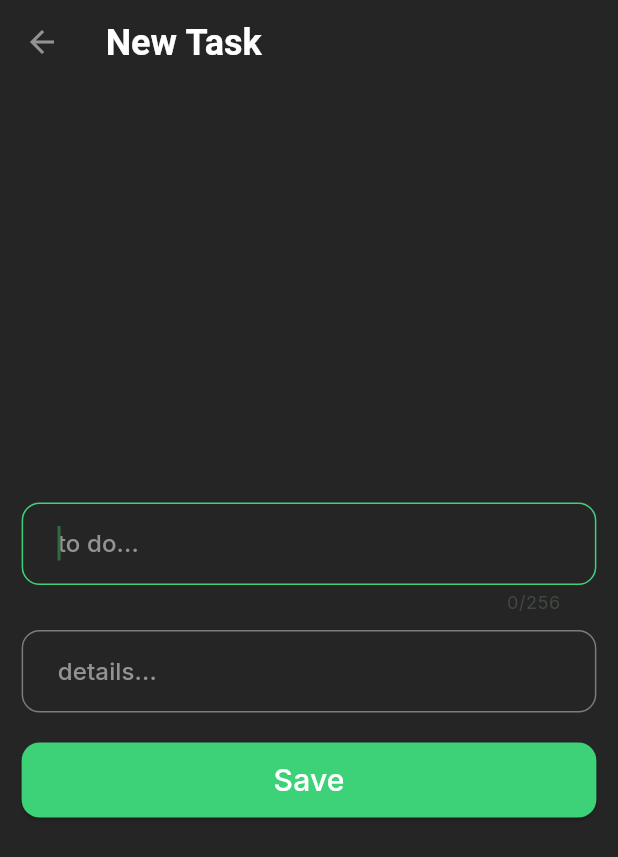
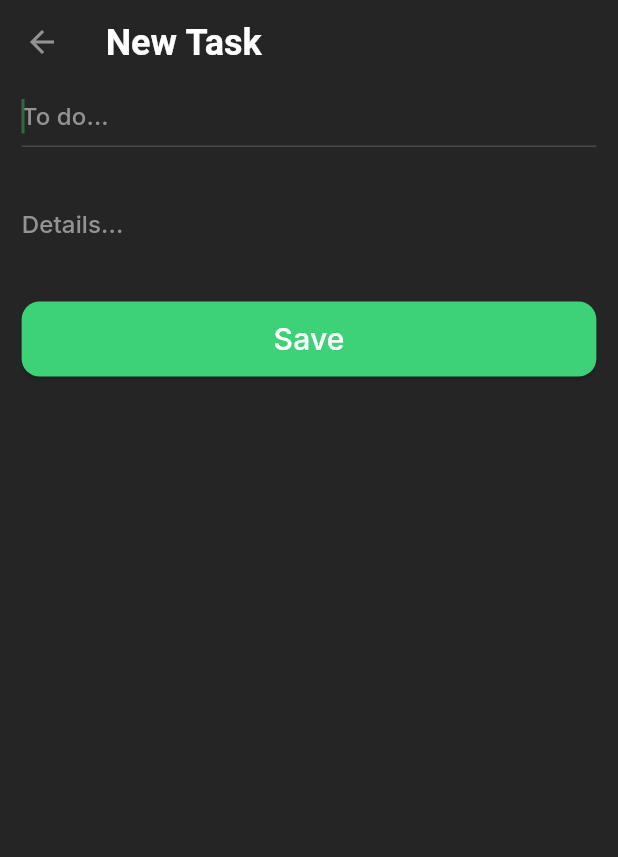
Before and after one commit to urban-potato/to-do-list-app-flutter, a Flutter app: the _CreateTaskScreenBody screen opened directly, on a phone screen of 412 x 824 dp. Shown: the top 857 px of the screen. Run offline on Flutter 3.47's test engine with Material 3 defaults, Android fonts, the phone set to English and light mode, and no system bars; our stand-ins replace auto_route, flutter_slidable, flutter_svg, get_it, google_fonts, hive_flutter and 2 more; accounts and stored records are empty; generated files the repository leaves out were written again; statements that could not run were skipped.

Commit message:
Change Design and Saving task functionality on Task screen and Create task screen

```diff
--- a/lib/features/create_task_screen/view/create_task_screen.dart
+++ b/lib/features/create_task_screen/view/create_task_screen.dart
@@ -44,17 +44,22 @@ class _CreateTaskScreenBody extends StatelessWidget {
         padding: EdgeInsets.symmetric(
           horizontal: AppMeasures.padding(context),
         ),
-        child: const Center(
-          child: SingleChildScrollView(
-            child: Column(
-              children: [
-                _TaskNameFieldWidget(),
-                SizedBox(height: 10),
-                _TaskDetailsFieldWidget(),
-                SizedBox(height: 20),
-                _SaveButtonWidget(),
-              ],
-            ),
+        child: SingleChildScrollView(
+          child: Column(
+            children: [
+              const SizedBox(height: 10),
+              const _TaskNameFieldWidget(),
+              const SizedBox(height: 8),
+              Divider(
+                height: 1,
+                thickness: 1,
+                color: AppColors.fourthDark,
+              ),
+              const SizedBox(height: 40),
+              const _TaskDetailsFieldWidget(),
+              const SizedBox(height: 40),
+              const _SaveButtonWidget(),
+            ],
           ),
         ),
       ),
@@ -69,8 +74,11 @@ class _TaskNameFieldWidget extends StatelessWidget {
   Widget build(BuildContext context) {
     return TextField(
       autofocus: true,
-      decoration: _getTextFieldDecoration(context).copyWith(
-          hintText: AppLocalizations.of(context)!.taskNamePlaceholder),
+      decoration: _TextFieldDecoration.decoration.copyWith(
+        hintText: AppLocalizations.of(context)!.taskNamePlaceholder,
+        hintStyle: Theme.of(context).textTheme.titleSmall,
+        counterText: '',
+      ),
       style: Theme.of(context).textTheme.bodyMedium?.copyWith(fontSize: 16),
       textCapitalization: TextCapitalization.sentences,
       keyboardAppearance: Brightness.dark,
@@ -94,8 +102,10 @@ class _TaskDetailsFieldWidget extends StatelessWidget {
   Widget build(BuildContext context) {
     return TextField(
       autofocus: true,
-      decoration: _getTextFieldDecoration(context).copyWith(
-          hintText: AppLocalizations.of(context)!.taskDetailsPlaceholder),
+      decoration: _TextFieldDecoration.decoration.copyWith(
+        hintText: AppLocalizations.of(context)!.taskDetailsPlaceholder,
+        hintStyle: Theme.of(context).textTheme.titleSmall,
+      ),
       style: Theme.of(context).textTheme.bodyMedium?.copyWith(fontSize: 16),
       textCapitalization: TextCapitalization.sentences,
       keyboardAppearance: Brightness.dark,
@@ -147,17 +157,13 @@ class _SaveButtonWidget extends StatelessWidget {
   }
 }
 
-InputDecoration _getTextFieldDecoration(BuildContext context) {
-  return InputDecoration(
-      enabledBorder: OutlineInputBorder(
-        borderRadius: BorderRadius.circular(12),
-        borderSide: BorderSide(color: AppColors.thirdDark),
-      ),
-      focusedBorder: OutlineInputBorder(
-        borderRadius: BorderRadius.circular(12),
-        borderSide: BorderSide(color: AppColors.mainGreen),
-      ),
-      isCollapsed: true,
-      contentPadding: const EdgeInsets.symmetric(vertical: 16, horizontal: 20),
-      hintStyle: Theme.of(context).textTheme.titleSmall);
+abstract class _TextFieldDecoration {
+  const _TextFieldDecoration();
+
+  static const decoration = InputDecoration(
+    enabledBorder: InputBorder.none,
+    focusedBorder: InputBorder.none,
+    contentPadding: EdgeInsets.symmetric(vertical: 0, horizontal: 0),
+    isCollapsed: true,
+  );
 }
--- a/lib/l10n/app_en.arb
+++ b/lib/l10n/app_en.arb
@@ -5,8 +5,8 @@
   "other": "Other",
   "done": "Done",
   "save": "Save",
-  "taskNamePlaceholder": "to do...",
-  "taskDetailsPlaceholder": "details...",
+  "taskNamePlaceholder": "To do...",
+  "taskDetailsPlaceholder": "Details...",
   "task": "Task",
   "delete": "Delete",
   "noTasksToday": "No tasks for today.\nClick + to create a task.",
--- a/lib/l10n/app_ru.arb
+++ b/lib/l10n/app_ru.arb
@@ -5,8 +5,8 @@
   "other": "Остальное",
   "done": "Выполнено",
   "save": "Сохранить",
-  "taskNamePlaceholder": "задача...",
-  "taskDetailsPlaceholder": "детали...",
+  "taskNamePlaceholder": "Задача...",
+  "taskDetailsPlaceholder": "Детали...",
   "task": "Задача",
   "delete": "Удалить",
   "noTasksToday": "Нет задач на сегодня.\nНажми + чтобы создать задачу.",
```
Also changed, not shown: lib/features/task_screen/view/task_screen.dart (+27 -49 lines).
